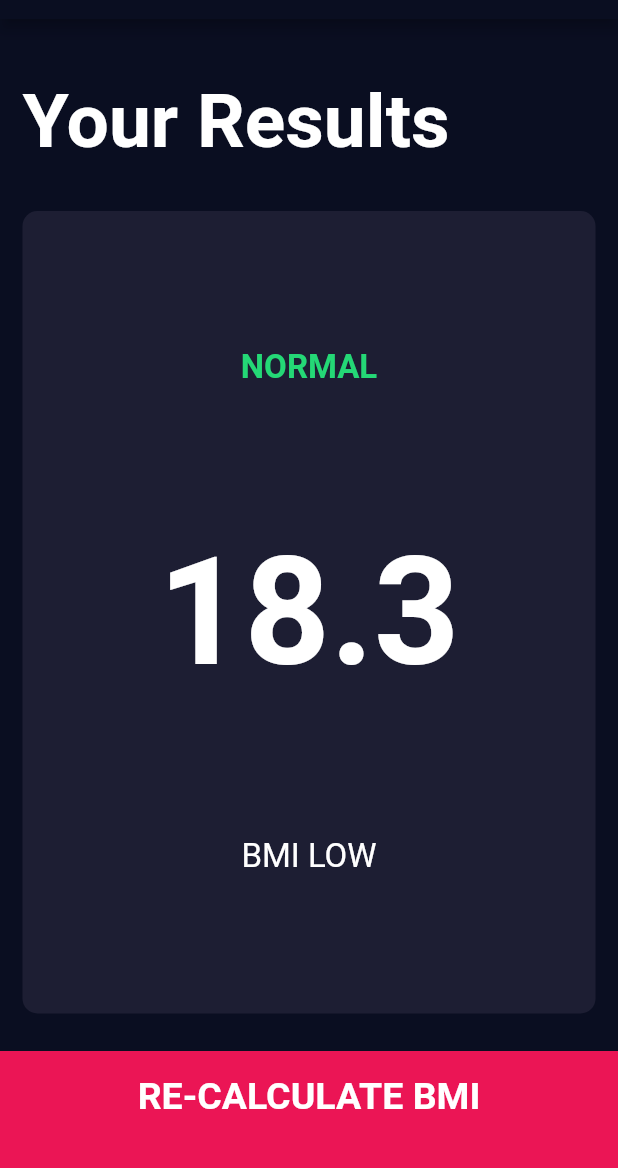
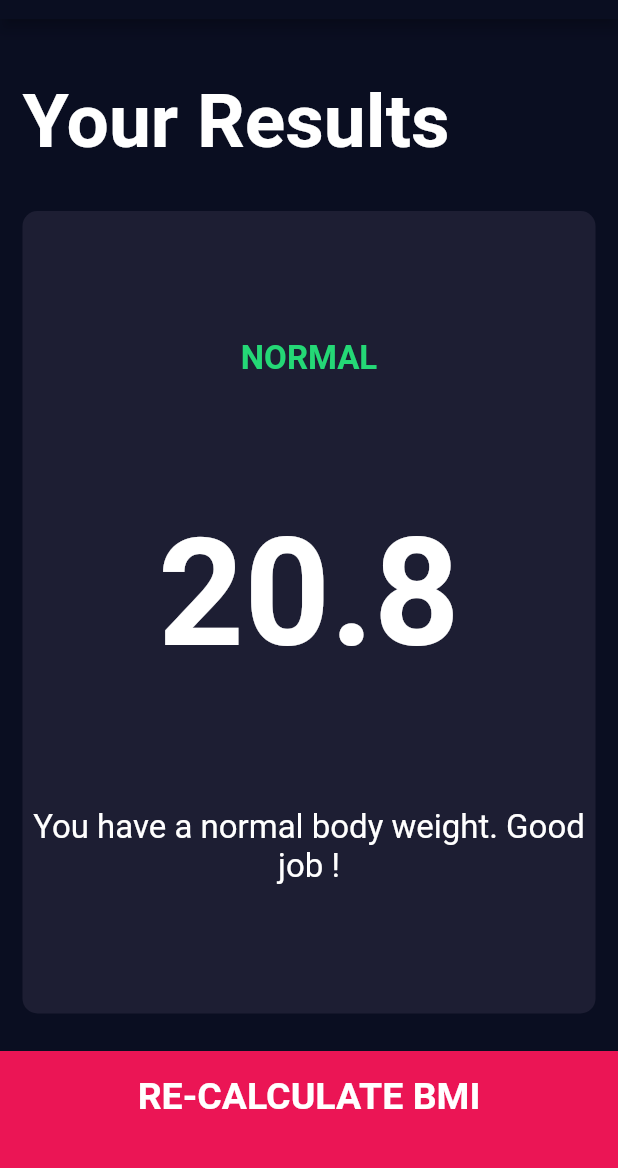
Before and after one commit to Robert-OP/bmi-calculator, a Flutter app: the screen it shows after launch, after a tap on "CALCULATE", on a phone screen of 412 x 824 dp, the part 65-1233 px from its top. Run offline on Flutter 3.47's test engine with Material 2 defaults, Android fonts, the phone set to English and light mode, and no system bars; our stand-ins replace font_awesome_flutter.

Commit message:
finish bmi app - bmi functionality, get results and show

```diff
--- a/lib/bmi_brain.dart
+++ b/lib/bmi_brain.dart
@@ -4,9 +4,30 @@ class CalculatorBrain {
   CalculatorBrain({this.height, this.weight});
   final int height;
   final int weight;
+  double _bmi;
 
   String calculateBMI() {
-    double bmi = weight / pow(height, 2);
-    return 'work';
+    _bmi = weight / pow(height / 100, 2);
+    return _bmi.toStringAsFixed(1);
+  }
+
+  String getResult() {
+    if (_bmi >= 25) {
+      return 'Overweight';
+    } else if (_bmi > 18.5) {
+      return 'Normal';
+    } else {
+      return 'Underweight';
+    }
+  }
+
+  String getInterpretation() {
+    if (_bmi >= 25) {
+      return 'You have a higher than normal body weight. Try to exercise more.';
+    } else if (_bmi > 18.5) {
+      return 'You have a normal body weight. Good job !';
+    } else {
+      return 'You have a lower than normal body weight. You can eat a bit more.';
+    }
   }
 }
--- a/lib/screens/input_page.dart
+++ b/lib/screens/input_page.dart
@@ -6,6 +6,7 @@ import 'package:bmi_calculator/screens/results_page.dart';
 import 'package:flutter/material.dart';
 import 'package:font_awesome_flutter/font_awesome_flutter.dart';
 
+import '../bmi_brain.dart';
 import '../constants.dart';
 
 enum Gender { male, female }
@@ -206,10 +207,19 @@ class _InputPageState extends State<InputPage> {
           BottomButton(
             buttonTitle: 'CALCULATE',
             onTap: () {
+              CalculatorBrain calc = CalculatorBrain(
+                height: height,
+                weight: weight,
+              );
+
               Navigator.push(
                 context,
                 MaterialPageRoute(
-                  builder: (context) => ResultsPage(),
+                  builder: (context) => ResultsPage(
+                    bmiResult: calc.calculateBMI(),
+                    resultText: calc.getResult(),
+                    bmiInterpretation: calc.getInterpretation(),
+                  ),
                 ),
               );
             },
--- a/lib/screens/results_page.dart
+++ b/lib/screens/results_page.dart
@@ -5,6 +5,13 @@ import 'package:flutter/material.dart';
 import '../constants.dart';
 
 class ResultsPage extends StatelessWidget {
+  ResultsPage({
+    @required this.bmiResult,
+    @required this.resultText,
+    @required this.bmiInterpretation,
+  });
+  final String bmiResult, resultText, bmiInterpretation;
+
   @override
   Widget build(BuildContext context) {
     return Scaffold(
@@ -34,15 +41,15 @@ class ResultsPage extends StatelessWidget {
                 crossAxisAlignment: CrossAxisAlignment.center,
                 children: <Widget>[
                   Text(
-                    'NORMAL',
+                    resultText.toUpperCase(),
                     style: kResultTextStyle,
                   ),
                   Text(
-                    '18.3',
+                    bmiResult,
                     style: kBMITextStyle,
                   ),
                   Text(
-                    'BMI LOW',
+                    bmiInterpretation,
                     style: kBodyTextStyle,
                     textAlign: TextAlign.center,
                   ),
```
